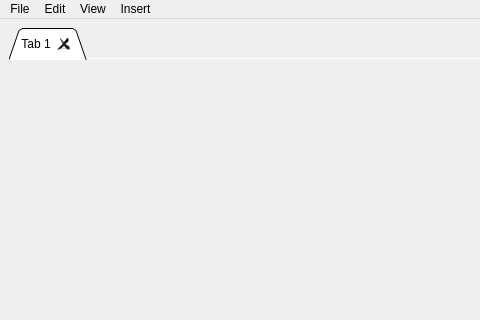
First picture: the form in src/gui/mainwindow.ui, repository SpoodyTheOne/OpenBirch2, before the edit; both pictures show x 0 to 480 and y 0 to 320 of the 800 by 600 pixel window.
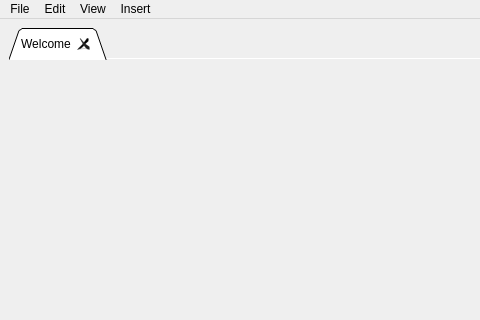
Second picture: the form after the edit.

What changed in the file:
```diff
--- a/src/gui/mainwindow.ui
+++ b/src/gui/mainwindow.ui
@@ -52,7 +52,7 @@
       </property>
       <widget class="QWidget" name="tab">
        <attribute name="title">
-        <string>Tab 1</string>
+        <string>Welcome</string>
        </attribute>
       </widget>
      </widget>
```
Left out of the diff: 76 changed lines with no effect on the pictures.
